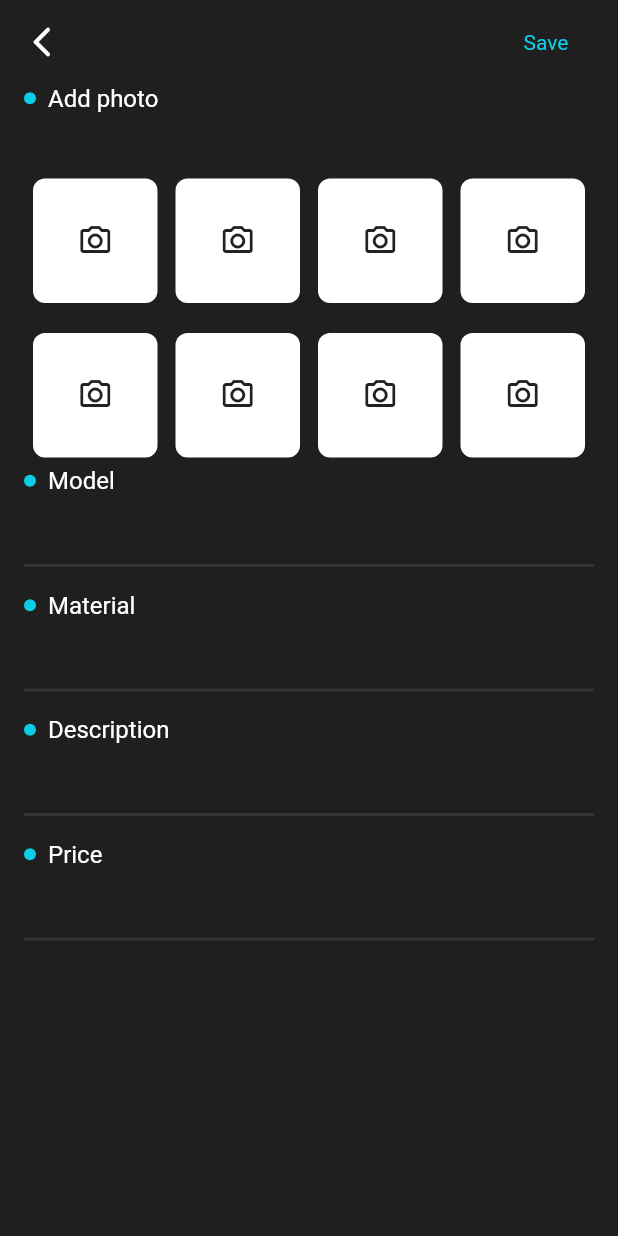
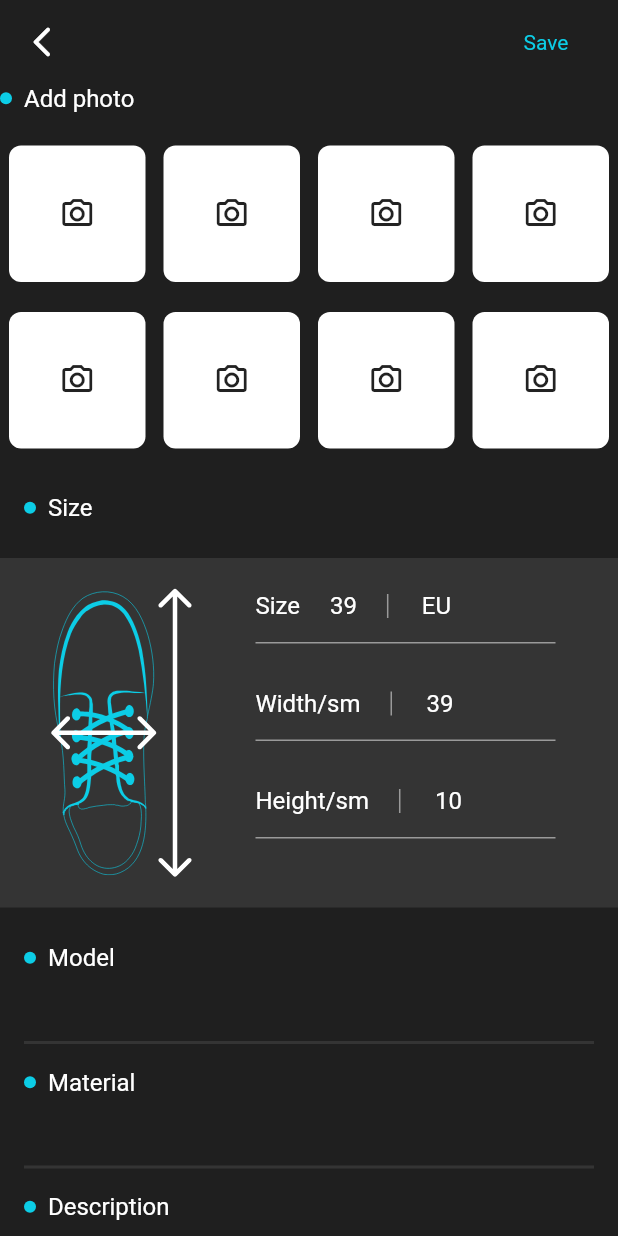
Before and after one commit to HolikovOleksandr/KOPA_Flutter_App, a Flutter app: the AddProductPage screen opened directly, on a phone screen of 412 x 824 dp. Run offline on Flutter 3.47's test engine with Material 2 defaults, Android fonts, the phone set to English and light mode, and no system bars; our stand-ins replace animated_splash_screen, convex_bottom_bar, firebase_auth, firebase_core, flutter_svg, fluttertoast and 3 more; accounts and stored records are empty.

Commit message:
draw: Size picer

```diff
--- a/lib/resources/asset_pathes.dart
+++ b/lib/resources/asset_pathes.dart
@@ -1,4 +1,7 @@
 class AppIcons {
+  static const String horizontalArrow = 'assets/vector/horizontal_arrow.svg';
+  static const String verticalArrow = 'assets/vector/vertical_arrow.svg';
+  static const String lineSneaker = 'assets/vector/line_sneaker.svg';
   static const String callButton = 'assets/vector/call_button.svg';
   static const String facebook = 'assets/vector/facebook.svg';
   static const String favorite = 'assets/vector/favorite.svg';
--- a/lib/src/ui/screens/home/tabs/add_protuct_page.dart
+++ b/lib/src/ui/screens/home/tabs/add_protuct_page.dart
@@ -1,10 +1,13 @@
 // ignore_for_file: must_be_immutable
 
-import 'package:kopa/src/core/base_widgets/base_statefull_widget.dart';
+import 'package:flutter/material.dart';
+import 'package:flutter_svg/flutter_svg.dart';
+import 'package:get/get.dart';
+
+import 'package:kopa/resources/asset_pathes.dart';
 import 'package:kopa/resources/colors.dart';
 import 'package:kopa/resources/fonts.dart';
-import 'package:flutter/material.dart';
-import 'package:get/get.dart';
+import 'package:kopa/src/core/base_widgets/base_statefull_widget.dart';
 
 class AddProductPage extends BaseStatefulWidget {
   const AddProductPage({Key? key}) : super(key: key);
@@ -39,108 +42,64 @@ class _AddProductPageState extends State<AddProductPage> {
             const SizedBox(width: 16),
           ],
         ),
-        body: Padding(
-          padding: const EdgeInsets.symmetric(horizontal: 16),
+        body: SingleChildScrollView(
           child: Column(
             children: [
-              TitleWidget(
-                text: 'addPhoto',
-                withInput: false,
-              ),
-              const SizedBox(height: 38),
+              TitleWidget(text: 'addPhoto', withInput: false),
               GridView.count(
                 shrinkWrap: true,
                 crossAxisCount: 4,
                 mainAxisSpacing: 8,
+                children: const [
+                  AddPhoto(),
+                  AddPhoto(),
+                  AddPhoto(),
+                  AddPhoto(),
+                  AddPhoto(),
+                  AddPhoto(),
+                  AddPhoto(),
+                  AddPhoto(),
+                ],
+              ),
+              Padding(
+                padding: const EdgeInsets.fromLTRB(16, 24, 16, 8),
+                child: TitleWidget(text: 'size', withInput: false),
+              ),
+              const ChangeProductSize(),
+              Padding(
+                padding: const EdgeInsets.fromLTRB(16, 24, 16, 8),
+                child: Column(
                   children: [
-                  Padding(
+                    TitleWidget(text: 'model', withInput: true),
+                    TitleWidget(text: 'material', withInput: true),
+                    TitleWidget(text: 'description', withInput: true),
+                    TitleWidget(text: 'price', withInput: true),
+                  ],
+                ),
+              ),
+            ],
+          ),
+        ),
+      ),
+    );
+  }
+}
+
+class AddPhoto extends StatelessWidget {
+  const AddPhoto({Key? key}) : super(key: key);
+
+  @override
+  Widget build(BuildContext context) {
+    return Padding(
       padding: const EdgeInsets.all(6),
+      child: GestureDetector(
+        onTap: () {},
         child: Container(
           decoration: BoxDecoration(
             borderRadius: BorderRadius.circular(8),
             color: AppColors.textWhite,
           ),
           child: const Icon(Icons.photo_camera_outlined),
-                    ),
-                  ),
-                  Padding(
-                    padding: const EdgeInsets.all(6),
-                    child: Container(
-                      decoration: BoxDecoration(
-                        borderRadius: BorderRadius.circular(8),
-                        color: AppColors.textWhite,
-                      ),
-                      child: const Icon(Icons.photo_camera_outlined),
-                    ),
-                  ),
-                  Padding(
-                    padding: const EdgeInsets.all(6),
-                    child: Container(
-                      decoration: BoxDecoration(
-                        borderRadius: BorderRadius.circular(8),
-                        color: AppColors.textWhite,
-                      ),
-                      child: const Icon(Icons.photo_camera_outlined),
-                    ),
-                  ),
-                  Padding(
-                    padding: const EdgeInsets.all(6),
-                    child: Container(
-                      decoration: BoxDecoration(
-                        borderRadius: BorderRadius.circular(8),
-                        color: AppColors.textWhite,
-                      ),
-                      child: const Icon(Icons.photo_camera_outlined),
-                    ),
-                  ),
-                  Padding(
-                    padding: const EdgeInsets.all(6),
-                    child: Container(
-                      decoration: BoxDecoration(
-                        borderRadius: BorderRadius.circular(8),
-                        color: AppColors.textWhite,
-                      ),
-                      child: const Icon(Icons.photo_camera_outlined),
-                    ),
-                  ),
-                  Padding(
-                    padding: const EdgeInsets.all(6),
-                    child: Container(
-                      decoration: BoxDecoration(
-                        borderRadius: BorderRadius.circular(8),
-                        color: AppColors.textWhite,
-                      ),
-                      child: const Icon(Icons.photo_camera_outlined),
-                    ),
-                  ),
-                  Padding(
-                    padding: const EdgeInsets.all(6),
-                    child: Container(
-                      decoration: BoxDecoration(
-                        borderRadius: BorderRadius.circular(8),
-                        color: AppColors.textWhite,
-                      ),
-                      child: const Icon(Icons.photo_camera_outlined),
-                    ),
-                  ),
-                  Padding(
-                    padding: const EdgeInsets.all(6),
-                    child: Container(
-                      decoration: BoxDecoration(
-                        borderRadius: BorderRadius.circular(8),
-                        color: AppColors.textWhite,
-                      ),
-                      child: const Icon(Icons.photo_camera_outlined),
-                    ),
-                  ),
-                ],
-              ),
-              TitleWidget(text: 'model', withInput: true),
-              TitleWidget(text: 'material', withInput: true),
-              TitleWidget(text: 'description', withInput: true),
-              TitleWidget(text: 'price', withInput: true),
-            ],
-          ),
         ),
       ),
     );
@@ -162,7 +121,9 @@ class TitleWidget extends StatelessWidget {
 
   @override
   Widget build(BuildContext context) {
-    return Column(
+    return Padding(
+      padding: const EdgeInsets.only(bottom: 16),
+      child: Column(
         children: [
           Row(
             children: [
@@ -184,9 +145,7 @@ class TitleWidget extends StatelessWidget {
             ],
           ),
           withInput
-            ? Padding(
-                padding: const EdgeInsets.only(bottom: 16),
-                child: TextField(
+              ? TextField(
                   controller: controller,
                   decoration: const InputDecoration(
                     focusedBorder: UnderlineInputBorder(
@@ -202,10 +161,148 @@ class TitleWidget extends StatelessWidget {
                       ),
                     ),
                   ),
+                )
+              : const SizedBox(),
+        ],
+      ),
+    );
+  }
+}
+
+class ChangeProductSize extends StatelessWidget {
+  const ChangeProductSize({Key? key}) : super(key: key);
+
+  @override
+  Widget build(BuildContext context) {
+    return Container(
+      width: Get.size.width,
+      height: 233,
+      color: AppColors.cardBg,
+      child: Row(
+        children: [
+          const Spacer(),
+          Stack(
+            alignment: Alignment.center,
+            children: [
+              SvgPicture.asset(AppIcons.lineSneaker),
+              SvgPicture.asset(AppIcons.horizontalArrow),
+            ],
+          ),
+          SvgPicture.asset(AppIcons.verticalArrow),
+          const Spacer(),
+          Column(
+            mainAxisAlignment: MainAxisAlignment.start,
+            children: [
+              SizePicer(
+                doubleValue: true,
+                sizeType: 'size',
+                valueWidget: Text(
+                  'countrySize'.tr,
+                  style: AppFonts.size16.copyWith(
+                    color: AppColors.textWhite,
+                  ),
+                ),
+              ),
+              SizePicer(
+                doubleValue: false,
+                sizeType: 'width',
+                valueWidget: Text(
+                  '39',
+                  style: AppFonts.size16.copyWith(
+                    color: AppColors.textWhite,
+                  ),
+                ),
+              ),
+              SizePicer(
+                doubleValue: false,
+                sizeType: 'height',
+                valueWidget: Text(
+                  '10',
+                  style: AppFonts.size16.copyWith(
+                    color: AppColors.textWhite,
+                  ),
+                ),
+              ),
+            ],
+          ),
+          const Spacer(),
+        ],
+      ),
+    );
+  }
+}
+
+class SizePicer extends StatelessWidget {
+  const SizePicer({
+    Key? key,
+    required this.valueWidget,
+    required this.sizeType,
+    required this.doubleValue,
+    this.secondValue,
+  }) : super(key: key);
+
+  final Widget valueWidget;
+  final Widget? secondValue;
+  final String sizeType;
+  final bool doubleValue;
+
+  @override
+  Widget build(BuildContext context) {
+    return Padding(
+      padding: const EdgeInsets.all(8.0),
+      child: Column(
+        crossAxisAlignment: CrossAxisAlignment.start,
+        children: [
+          Row(
+            mainAxisAlignment: MainAxisAlignment.spaceBetween,
+            mainAxisSize: MainAxisSize.max,
+            children: [
+              Padding(
+                padding: const EdgeInsets.only(right: 20),
+                child: Text(
+                  sizeType.tr,
+                  style: AppFonts.size16.copyWith(
+                    color: AppColors.textWhite,
+                  ),
+                ),
+              ),
+              doubleValue
+                  ? Padding(
+                      padding: const EdgeInsets.only(right: 20),
+                      child: GestureDetector(
+                        onTap: () {},
+                        child: Text(
+                          "39",
+                          style: AppFonts.size16.copyWith(
+                            color: AppColors.textWhite,
+                          ),
+                        ),
                       ),
                     )
                   : const SizedBox(),
+              Container(
+                width: 1,
+                height: 16,
+                color: AppColors.sneakerTexture,
+              ),
+              TextButton(
+                style: TextButton.styleFrom(
+                  textStyle: AppFonts.size16.copyWith(
+                    color: AppColors.textWhite,
+                  ),
+                ),
+                onPressed: () {},
+                child: valueWidget,
+              ),
             ],
+          ),
+          Container(
+            width: 200,
+            height: 1,
+            color: AppColors.sneakerTexture,
+          ),
+        ],
+      ),
     );
   }
 }
--- a/pubspec.yaml
+++ b/pubspec.yaml
@@ -17,6 +17,7 @@ dependencies:
   get: ^4.6.5
 
   #FIREBASE PACKAGES
+  firebase_storage: ^10.3.11
   cloud_firestore: ^3.4.4
   firebase_core: ^1.21.1
   firebase_auth: ^3.7.0
```
Also changed, not shown: assets/fonts/Poppins-Bold.ttf (deleted), assets/vector/hor.svg (added), assets/vector/horizontal_arrow.svg (added), assets/vector/line_sneaker.svg (added), assets/vector/vertical_arrow.svg (added), pubspec.lock, 1 other file. Lines whose indentation alone changed are shown as unchanged.
